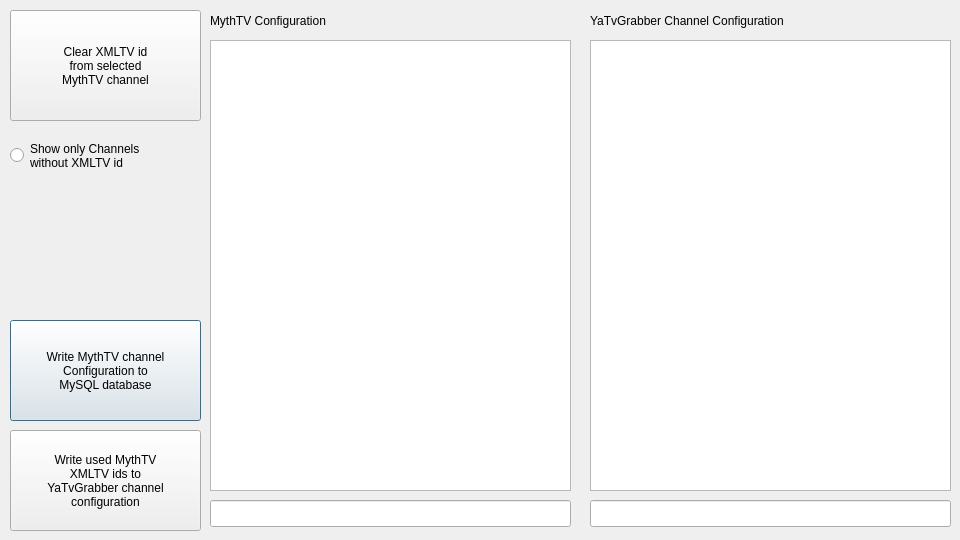
Before: the Qt Designer form Mythtv-Configurator/configuratorgui.ui in vertiger/yatvgrabber, drawn with Qt 5.
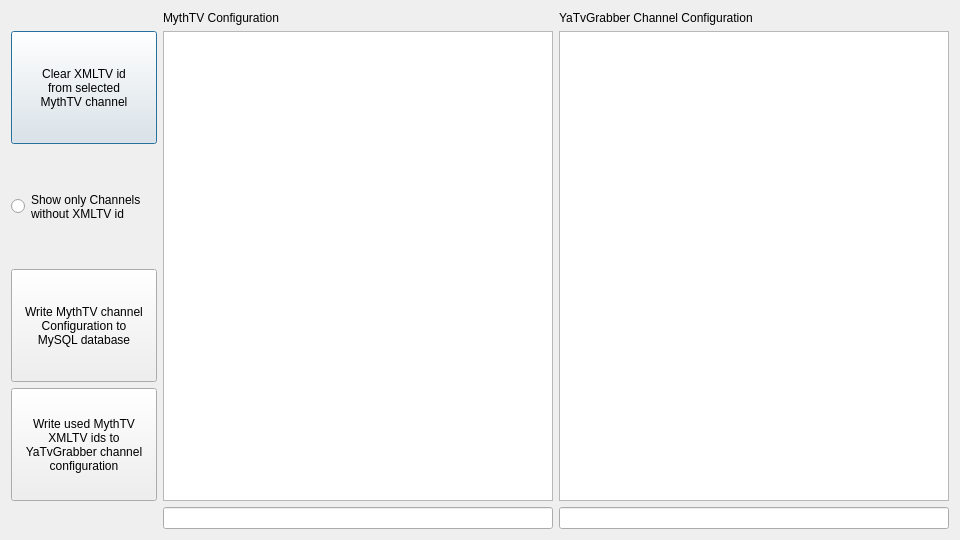
After: the same form once the commit is applied.

What changed in the file:
```diff
--- a/Mythtv-Configurator/configuratorgui.ui
+++ b/Mythtv-Configurator/configuratorgui.ui
@@ -31,165 +31,151 @@
   <property name="windowTitle">
    <string>YaTvGrabber MythTV Configurator</string>
   </property>
-  <widget class="QListView" name="listViewMythtvConfig">
-   <property name="geometry">
-    <rect>
-     <x>210</x>
-     <y>40</y>
-     <width>361</width>
-     <height>451</height>
-    </rect>
-   </property>
-   <property name="horizontalScrollBarPolicy">
-    <enum>Qt::ScrollBarAlwaysOff</enum>
-   </property>
-   <property name="editTriggers">
-    <set>QAbstractItemView::NoEditTriggers</set>
-   </property>
-  </widget>
-  <widget class="QListView" name="listViewYatvgrabberConfig">
-   <property name="geometry">
-    <rect>
-     <x>590</x>
-     <y>40</y>
-     <width>361</width>
-     <height>451</height>
-    </rect>
-   </property>
-   <property name="horizontalScrollBarPolicy">
-    <enum>Qt::ScrollBarAlwaysOff</enum>
-   </property>
-   <property name="editTriggers">
-    <set>QAbstractItemView::NoEditTriggers</set>
-   </property>
-  </widget>
-  <widget class="QPushButton" name="writeMythtvConfigButton">
-   <property name="geometry">
-    <rect>
-     <x>10</x>
-     <y>320</y>
-     <width>191</width>
-     <height>101</height>
-    </rect>
-   </property>
-   <property name="sizePolicy">
-    <sizepolicy hsizetype="Fixed" vsizetype="Fixed">
-     <horstretch>0</horstretch>
-     <verstretch>0</verstretch>
-    </sizepolicy>
-   </property>
-   <property name="text">
-    <string>Write MythTV channel
+  <layout class="QGridLayout" name="gridLayout_2">
+   <item row="0" column="0">
+    <layout class="QGridLayout" name="gridLayout">
+     <item row="0" column="1">
+      <widget class="QLabel" name="labelMythtvConfig">
+       <property name="text">
+        <string>MythTV Configuration</string>
+       </property>
+      </widget>
+     </item>
+     <item row="0" column="2">
+      <widget class="QLabel" name="labelYatvgrabberConfig">
+       <property name="text">
+        <string>YaTvGrabber Channel Configuration</string>
+       </property>
+      </widget>
+     </item>
+     <item row="1" column="0">
+      <widget class="QPushButton" name="clearMythtvXmlTvIdButton">
+       <property name="sizePolicy">
+        <sizepolicy hsizetype="Fixed" vsizetype="Expanding">
+         <horstretch>0</horstretch>
+         <verstretch>0</verstretch>
+        </sizepolicy>
+       </property>
+       <property name="minimumSize">
+        <size>
+         <width>146</width>
+         <height>0</height>
+        </size>
+       </property>
+       <property name="maximumSize">
+        <size>
+         <width>146</width>
+         <height>16777215</height>
+        </size>
+       </property>
+       <property name="text">
+        <string>Clear XMLTV id
+from selected
+MythTV channel</string>
+       </property>
+      </widget>
+     </item>
+     <item row="1" column="1" rowspan="4">
+      <widget class="QListView" name="listViewMythtvConfig">
+       <property name="horizontalScrollBarPolicy">
+        <enum>Qt::ScrollBarAlwaysOff</enum>
+       </property>
+       <property name="editTriggers">
+        <set>QAbstractItemView::NoEditTriggers</set>
+       </property>
+      </widget>
+     </item>
+     <item row="1" column="2" rowspan="4">
+      <widget class="QListView" name="listViewYatvgrabberConfig">
+       <property name="horizontalScrollBarPolicy">
+        <enum>Qt::ScrollBarAlwaysOff</enum>
+       </property>
+       <property name="editTriggers">
+        <set>QAbstractItemView::NoEditTriggers</set>
+       </property>
+      </widget>
+     </item>
+     <item row="2" column="0">
+      <widget class="QRadioButton" name="radioButtonWithoutXmlId">
+       <property name="sizePolicy">
+        <sizepolicy hsizetype="Fixed" vsizetype="Expanding">
+         <horstretch>0</horstretch>
+         <verstretch>0</verstretch>
+        </sizepolicy>
+       </property>
+       <property name="text">
+        <string>Show only Channels
+without XMLTV id</string>
+       </property>
+       <property name="checked">
+        <bool>false</bool>
+       </property>
+      </widget>
+     </item>
+     <item row="3" column="0">
+      <widget class="QPushButton" name="writeMythtvConfigButton">
+       <property name="sizePolicy">
+        <sizepolicy hsizetype="Fixed" vsizetype="Expanding">
+         <horstretch>0</horstretch>
+         <verstretch>0</verstretch>
+        </sizepolicy>
+       </property>
+       <property name="minimumSize">
+        <size>
+         <width>146</width>
+         <height>0</height>
+        </size>
+       </property>
+       <property name="maximumSize">
+        <size>
+         <width>146</width>
+         <height>16777215</height>
+        </size>
+       </property>
+       <property name="text">
+        <string>Write MythTV channel
 Configuration to
 MySQL database</string>
-   </property>
-  </widget>
-  <widget class="QPushButton" name="writeYaTvGrabberConfigButton">
-   <property name="geometry">
-    <rect>
-     <x>10</x>
-     <y>430</y>
-     <width>191</width>
-     <height>101</height>
-    </rect>
-   </property>
-   <property name="sizePolicy">
-    <sizepolicy hsizetype="Fixed" vsizetype="Fixed">
-     <horstretch>0</horstretch>
-     <verstretch>0</verstretch>
-    </sizepolicy>
-   </property>
-   <property name="text">
-    <string>Write used MythTV
+       </property>
+      </widget>
+     </item>
+     <item row="4" column="0">
+      <widget class="QPushButton" name="writeYaTvGrabberConfigButton">
+       <property name="sizePolicy">
+        <sizepolicy hsizetype="Fixed" vsizetype="Expanding">
+         <horstretch>0</horstretch>
+         <verstretch>0</verstretch>
+        </sizepolicy>
+       </property>
+       <property name="minimumSize">
+        <size>
+         <width>146</width>
+         <height>0</height>
+        </size>
+       </property>
+       <property name="maximumSize">
+        <size>
+         <width>146</width>
+         <height>16777215</height>
+        </size>
+       </property>
+       <property name="text">
+        <string>Write used MythTV
 XMLTV ids to
 YaTvGrabber channel
 configuration</string>
-   </property>
-  </widget>
-  <widget class="QLineEdit" name="lineSearchYatvgrabberConfig">
-   <property name="geometry">
-    <rect>
-     <x>590</x>
-     <y>500</y>
-     <width>361</width>
-     <height>27</height>
-    </rect>
-   </property>
-  </widget>
-  <widget class="QLineEdit" name="lineSearchMythtvConfig">
-   <property name="geometry">
-    <rect>
-     <x>210</x>
-     <y>500</y>
-     <width>361</width>
-     <height>27</height>
-    </rect>
-   </property>
-  </widget>
-  <widget class="QLabel" name="labelMythtvConfig">
-   <property name="geometry">
-    <rect>
-     <x>210</x>
-     <y>10</y>
-     <width>361</width>
-     <height>21</height>
-    </rect>
-   </property>
-   <property name="text">
-    <string>MythTV Configuration</string>
-   </property>
-  </widget>
-  <widget class="QLabel" name="labelYatvgrabberConfig">
-   <property name="geometry">
-    <rect>
-     <x>590</x>
-     <y>10</y>
-     <width>361</width>
-     <height>21</height>
-    </rect>
-   </property>
-   <property name="text">
-    <string>YaTvGrabber Channel Configuration</string>
-   </property>
-  </widget>
-  <widget class="QPushButton" name="clearMythtvXmlTvIdButton">
-   <property name="geometry">
-    <rect>
-     <x>10</x>
-     <y>10</y>
-     <width>191</width>
-     <height>111</height>
-    </rect>
-   </property>
-   <property name="sizePolicy">
-    <sizepolicy hsizetype="Fixed" vsizetype="Fixed">
-     <horstretch>0</horstretch>
-     <verstretch>0</verstretch>
-    </sizepolicy>
-   </property>
-   <property name="text">
-    <string>Clear XMLTV id
-from selected
-MythTV channel</string>
-   </property>
-  </widget>
-  <widget class="QRadioButton" name="radioButtonWithoutXmlId">
-   <property name="geometry">
-    <rect>
-     <x>10</x>
-     <y>140</y>
-     <width>181</width>
-     <height>31</height>
-    </rect>
-   </property>
-   <property name="text">
-    <string>Show only Channels
-without XMLTV id</string>
-   </property>
-   <property name="checked">
-    <bool>false</bool>
-   </property>
-  </widget>
+       </property>
+      </widget>
+     </item>
+     <item row="5" column="1">
+      <widget class="QLineEdit" name="lineSearchMythtvConfig"/>
+     </item>
+     <item row="5" column="2">
+      <widget class="QLineEdit" name="lineSearchYatvgrabberConfig"/>
+     </item>
+    </layout>
+   </item>
+  </layout>
  </widget>
  <resources/>
  <connections/>
```
